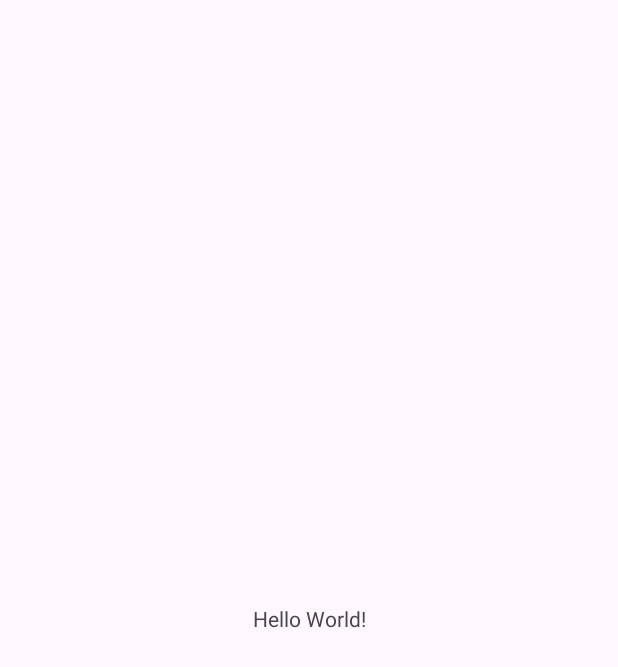
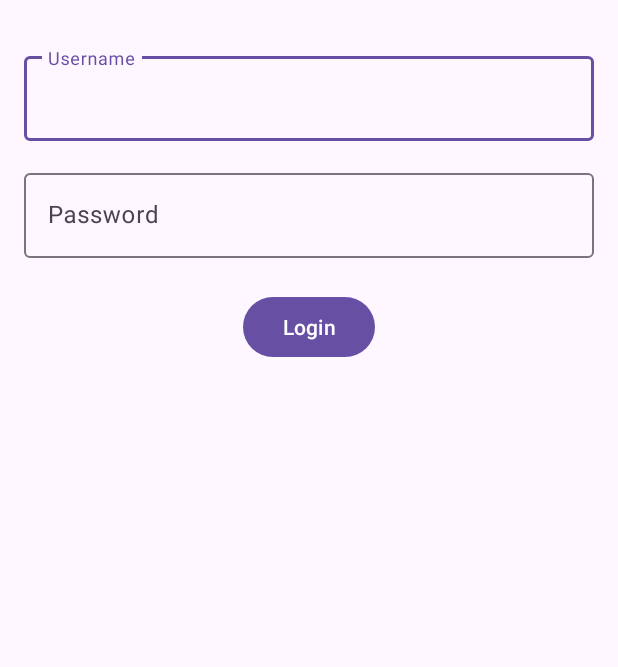
Before and after one commit to Schpiro/DiplomskiAndroidApp, an Android app: the screen it shows after launch (MainActivity), on a phone screen of 412 x 824 dp. Before the commit the part shown is almost empty. Shown: the top 667 px of the screen. Run offline under Robolectric (Android 15) with nearby library versions, the phone set to English and light mode, and no system bars.

Commit message:
Login files

```diff
--- a/app/src/main/java/com/bbilandzi/diplomskiandroidapp/MainActivity.java
+++ b/app/src/main/java/com/bbilandzi/diplomskiandroidapp/MainActivity.java
@@ -1,6 +1,11 @@
 package com.bbilandzi.diplomskiandroidapp;
 
 import android.os.Bundle;
+import android.util.Log;
+import android.view.View;
+import android.widget.Button;
+import android.widget.EditText;
+import android.widget.Toast;
 
 import androidx.activity.EdgeToEdge;
 import androidx.appcompat.app.AppCompatActivity;
@@ -8,17 +13,74 @@ import androidx.core.graphics.Insets;
 import androidx.core.view.ViewCompat;
 import androidx.core.view.WindowInsetsCompat;
 
+import com.bbilandzi.diplomskiandroidapp.model.LoginRequest;
+import com.bbilandzi.diplomskiandroidapp.model.LoginResponse;
+import com.bbilandzi.diplomskiandroidapp.service.ApiService;
+
+import retrofit2.Call;
+import retrofit2.Callback;
+import retrofit2.Response;
+
 public class MainActivity extends AppCompatActivity {
+
+    private EditText usernameEditText;
+    private EditText passwordEditText;
 
     @Override
     protected void onCreate(Bundle savedInstanceState) {
         super.onCreate(savedInstanceState);
-        EdgeToEdge.enable(this);
-        setContentView(R.layout.activity_main);
-        ViewCompat.setOnApplyWindowInsetsListener(findViewById(R.id.main), (v, insets) -> {
-            Insets systemBars = insets.getInsets(WindowInsetsCompat.Type.systemBars());
-            v.setPadding(systemBars.left, systemBars.top, systemBars.right, systemBars.bottom);
-            return insets;
+        setContentView(R.layout.login);
+
+        usernameEditText = findViewById(R.id.username);
+        passwordEditText = findViewById(R.id.password);
+        Button loginButton = findViewById(R.id.login_button);
+
+        loginButton.setOnClickListener(new View.OnClickListener() {
+            @Override
+            public void onClick(View v) {
+                login();
+            }
+        });
+    }
+
+    private void login() {
+        /*
+        //for reading username + password
+        String username = usernameEditText.getText().toString();
+        String password = passwordEditText.getText().toString();
+
+        if (username.isEmpty() || password.isEmpty()) {
+            Toast.makeText(this, "Please fill in both fields", Toast.LENGTH_SHORT).show();
+            return;
+        }*/
+
+        ApiService apiService = Network.getClient(getApplicationContext()).create(ApiService.class);
+        if (apiService == null) {
+            Toast.makeText(this, "Failed to create API service", Toast.LENGTH_SHORT).show();
+            return;
+        }
+
+        // Create login request
+        LoginRequest loginRequest = new LoginRequest("admin", "admin");
+
+        // Make login API call
+        Call<LoginResponse> call = apiService.loginUser(loginRequest);
+        call.enqueue(new Callback<LoginResponse>() {
+            @Override
+            public void onResponse(Call<LoginResponse> call, Response<LoginResponse> response) {
+                if (response.isSuccessful() && response.body() != null) {
+                    String token = response.body().getJwt();
+                    Log.d("Login Success", "JWT Token: " + token);
+                    // Save token or proceed with authenticated actions
+                } else {
+                    Log.e("Login Error", "Failed to authenticate user");
+                }
+            }
+
+            @Override
+            public void onFailure(Call<LoginResponse> call, Throwable t) {
+                Log.e("Login Error", "Failed to connect to authentication server: " + t.getMessage());
+            }
         });
     }
 }
--- /dev/null
+++ b/app/src/main/java/com/bbilandzi/diplomskiandroidapp/activity/LoginActivity.java
@@ -0,0 +1,5 @@
+package com.bbilandzi.diplomskiandroidapp.activity;
+
+public class LoginActivity {
+
+}
--- /dev/null
+++ b/app/src/main/java/com/bbilandzi/diplomskiandroidapp/activity/RegisterActivity.java
@@ -0,0 +1,4 @@
+package com.bbilandzi.diplomskiandroidapp.activity;
+
+public class RegisterActivity {
+}
--- /dev/null
+++ b/app/src/main/res/layout/login.xml
@@ -0,0 +1,55 @@
+<?xml version="1.0" encoding="utf-8"?>
+<androidx.constraintlayout.widget.ConstraintLayout
+    xmlns:android="http://schemas.android.com/apk/res/android"
+    xmlns:app="http://schemas.android.com/apk/res-auto"
+    android:layout_width="match_parent"
+    android:layout_height="match_parent">
+
+    <Button
+        android:id="@+id/login_button"
+        android:layout_width="wrap_content"
+        android:layout_height="wrap_content"
+        android:text="Login"
+        app:layout_constraintStart_toStartOf="parent"
+        app:layout_constraintEnd_toEndOf="parent"
+        app:layout_constraintTop_toBottomOf="@id/textInputLayout"
+        android:layout_marginTop="100dp"/>
+
+    <com.google.android.material.textfield.TextInputLayout
+        android:id="@+id/textInputLayout"
+        android:layout_width="0dp"
+        android:layout_height="wrap_content"
+        app:layout_constraintStart_toStartOf="parent"
+        app:layout_constraintEnd_toEndOf="parent"
+        app:layout_constraintTop_toTopOf="parent"
+        android:layout_marginTop="32dp"
+        android:layout_marginStart="16dp"
+        android:layout_marginEnd="16dp">
+
+        <com.google.android.material.textfield.TextInputEditText
+            android:id="@+id/username"
+            android:layout_width="match_parent"
+            android:layout_height="wrap_content"
+            android:hint="Username" />
+    </com.google.android.material.textfield.TextInputLayout>
+
+    <com.google.android.material.textfield.TextInputLayout
+        android:id="@+id/passwordTextInputLayout"
+        android:layout_width="0dp"
+        android:layout_height="wrap_content"
+        app:layout_constraintStart_toStartOf="parent"
+        app:layout_constraintEnd_toEndOf="parent"
+        app:layout_constraintTop_toBottomOf="@id/textInputLayout"
+        android:layout_marginTop="16dp"
+        android:layout_marginStart="16dp"
+        android:layout_marginEnd="16dp">
+
+        <com.google.android.material.textfield.TextInputEditText
+            android:id="@+id/password"
+            android:layout_width="match_parent"
+            android:layout_height="wrap_content"
+            android:hint="Password"
+            android:inputType="textPassword" />
+    </com.google.android.material.textfield.TextInputLayout>
+
+</androidx.constraintlayout.widget.ConstraintLayout>
```
